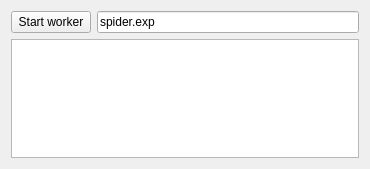
Before: the Qt Designer form src/genelab/core/ui/widgets/experiments/workerctrl.ui in GeneCraft/GeneCraft-Project, drawn with Qt 5.
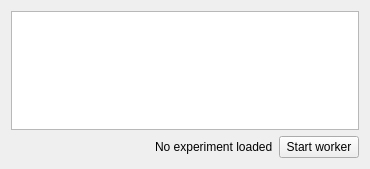
After: the same form once the commit is applied.

Patch:
```diff
--- a/src/genelab/core/ui/widgets/experiments/workerctrl.ui
+++ b/src/genelab/core/ui/widgets/experiments/workerctrl.ui
@@ -14,8 +14,31 @@
    <string>Form</string>
   </property>
   <layout class="QVBoxLayout" name="verticalLayout">
+   <item>
+    <widget class="QTextEdit" name="txtOut"/>
+   </item>
    <item>
     <layout class="QHBoxLayout" name="horizontalLayout">
+     <item>
+      <spacer name="horizontalSpacer">
+       <property name="orientation">
+        <enum>Qt::Horizontal</enum>
+       </property>
+       <property name="sizeHint" stdset="0">
+        <size>
+         <width>40</width>
+         <height>20</height>
+        </size>
+       </property>
+      </spacer>
+     </item>
+     <item>
+      <widget class="QLabel" name="label">
+       <property name="text">
+        <string>No experiment loaded</string>
+       </property>
+      </widget>
+     </item>
      <item>
       <widget class="QPushButton" name="btnStart">
        <property name="text">
@@ -23,18 +46,8 @@
        </property>
       </widget>
      </item>
-     <item>
-      <widget class="QLineEdit" name="expName">
-       <property name="text">
-        <string>spider.exp</string>
-       </property>
-      </widget>
-     </item>
     </layout>
    </item>
-   <item>
-    <widget class="QTextEdit" name="txtOut"/>
-   </item>
   </layout>
  </widget>
  <resources/>
```
